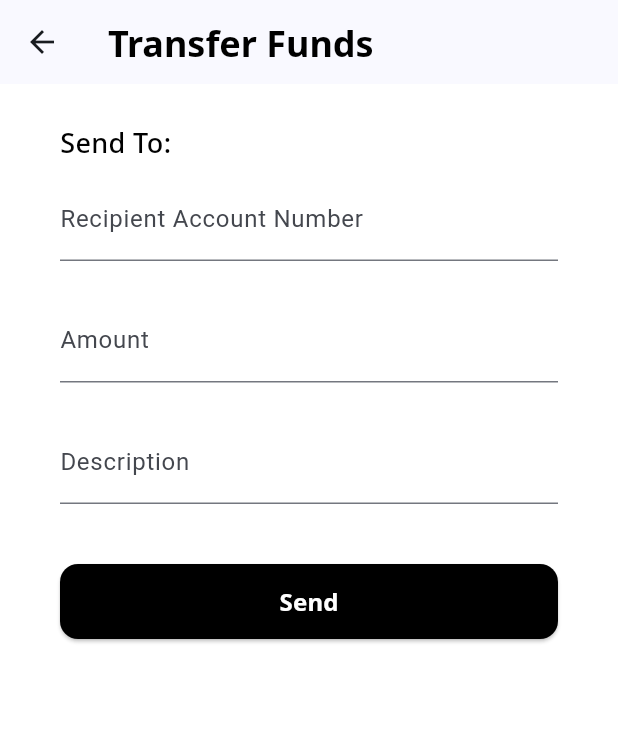
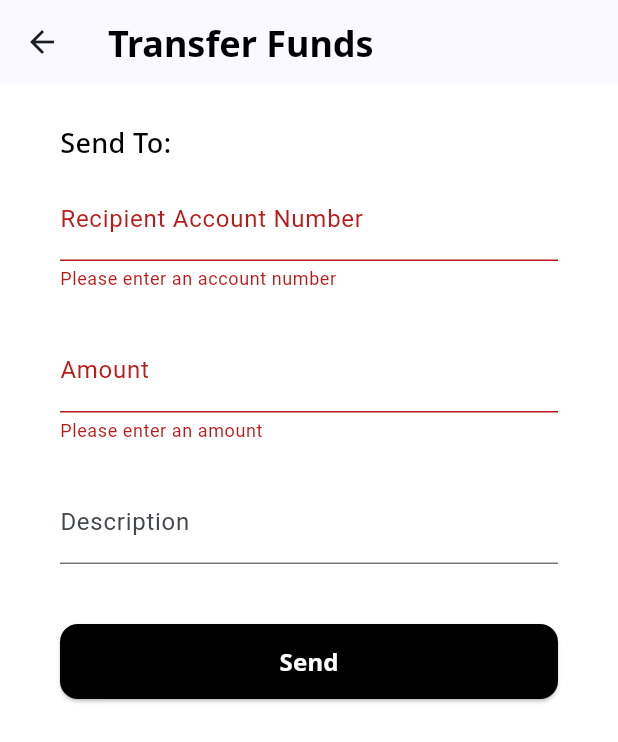
Before and after one commit to darkarnold/flutter-banking-app, a Flutter app: the TransferFunds screen opened directly, after a tap on "Send", on a phone screen of 412 x 824 dp. Shown: the top 742 px of the screen. Run offline on Flutter 3.47's test engine with Material 3 defaults, Android fonts, the phone set to English and light mode, and no system bars; our stand-ins replace firebase_auth, firebase_core, google_fonts; accounts and stored records are empty; generated files the repository leaves out were written again.

Commit message:
Add form validation to transfer funds form

```diff
--- a/lib/widgets/send_money_form.dart
+++ b/lib/widgets/send_money_form.dart
@@ -1,8 +1,30 @@
 import 'package:flutter/material.dart';
 import 'package:google_fonts/google_fonts.dart';
 
-class SendMoneyForm extends StatelessWidget {
+class SendMoneyForm extends StatefulWidget {
   const SendMoneyForm({super.key});
+
+  @override
+  SendMoneyFormState createState() => SendMoneyFormState();
+}
+
+class SendMoneyFormState extends State<SendMoneyForm> {
+  final _formKey = GlobalKey<FormState>();
+  double amount = 0.0;
+  String description = '';
+  String accountNumber = '';
+  final amountController = TextEditingController();
+  final descriptionController = TextEditingController();
+  final accountNumberController = TextEditingController();
+
+  @override
+  // clear out the text form fields afer user submits
+  void dispose() {
+    amountController.dispose();
+    descriptionController.dispose();
+    accountNumberController.dispose();
+    super.dispose();
+  }
 
   @override
   Widget build(BuildContext context) {
@@ -12,6 +34,8 @@ class SendMoneyForm extends StatelessWidget {
           color: Colors.white,
           borderRadius: BorderRadius.circular(12),
         ),
+        child: Form(
+          key: _formKey,
           child: Column(
             crossAxisAlignment: CrossAxisAlignment.start,
             children: <Widget>[
@@ -23,30 +47,62 @@ class SendMoneyForm extends StatelessWidget {
                           fontWeight: FontWeight.w500,
                           color: Colors.black))),
               const SizedBox(height: 10),
-          const TextField(
-            decoration: InputDecoration(
+              TextFormField(
+                controller: accountNumberController,
+                decoration: const InputDecoration(
                   border: UnderlineInputBorder(),
                   labelText: 'Recipient Account Number',
                 ),
+                validator: (value) {
+                  if (value == null || value.isEmpty) {
+                    return 'Please enter an account number';
+                  }
+                  return null;
+                },
+                onChanged: (value) {
+                  setState(() {
+                    accountNumber = value;
+                  });
+                },
               ),
               const SizedBox(height: 25),
-          const TextField(
-            decoration: InputDecoration(
+              TextFormField(
+                controller: amountController,
+                decoration: const InputDecoration(
                   border: UnderlineInputBorder(),
                   labelText: 'Amount',
                   //prefixIcon: Icon(Icons.attach_money),
                 ),
                 keyboardType: TextInputType.number,
+                validator: (value) {
+                  if (value == null || value.isEmpty) {
+                    return 'Please enter an amount';
+                  }
+                  if (double.parse(value) <= 0) {
+                    return 'Amount must be greater than \$0';
+                  }
+                  return null;
+                },
+                onChanged: (value) {
+                  setState(() {
+                    accountNumber = value;
+                  });
+                },
               ),
               const SizedBox(height: 25),
-          const TextField(
-              decoration: InputDecoration(
+              TextFormField(
+                  controller: descriptionController,
+                  decoration: const InputDecoration(
                     border: UnderlineInputBorder(),
                     labelText: 'Description',
                   )),
               const SizedBox(height: 40),
               ElevatedButton(
-            onPressed: () {},
+                onPressed: () {
+                  if (_formKey.currentState!.validate()) {
+                    _formKey.currentState!.save();
+                  }
+                },
                 style: ElevatedButton.styleFrom(
                     minimumSize: const Size(double.infinity, 50),
                     shape: RoundedRectangleBorder(
@@ -63,6 +119,6 @@ class SendMoneyForm extends StatelessWidget {
               ),
             ],
           ),
-    );
+        ));
   }
 }
```
Lines whose indentation alone changed are shown as unchanged.
